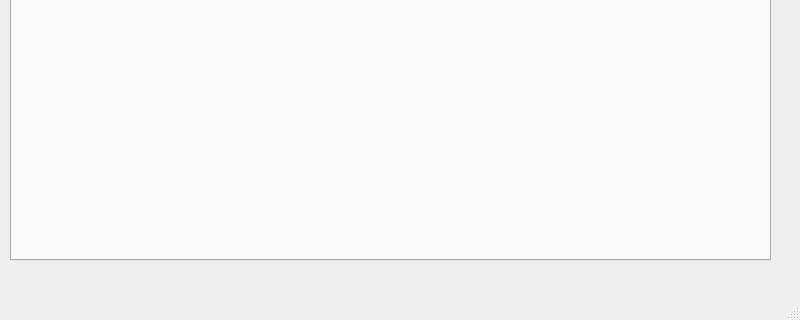
This is solutions/pyqt3.ui in petro-ew/test1 as Qt 5 draws it before an edit; both pictures show x 0 to 800 and y 280 to 600 of the 800 by 600 pixel window. The edited form follows.
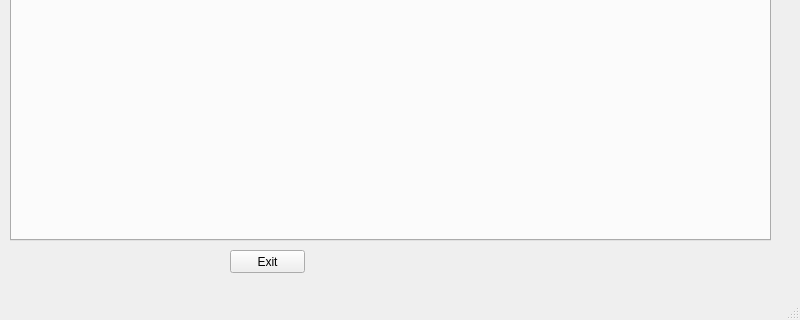
This is the edited form.

Commit message: pyqt3-start

Patch:
```diff
--- a/solutions/pyqt3.ui
+++ b/solutions/pyqt3.ui
@@ -20,7 +20,7 @@
       <x>10</x>
       <y>10</y>
       <width>761</width>
-      <height>531</height>
+      <height>511</height>
      </rect>
     </property>
     <property name="currentIndex">
@@ -95,6 +95,19 @@
      </widget>
     </widget>
    </widget>
+   <widget class="QPushButton" name="pushButton">
+    <property name="geometry">
+     <rect>
+      <x>230</x>
+      <y>530</y>
+      <width>75</width>
+      <height>23</height>
+     </rect>
+    </property>
+    <property name="text">
+     <string>Exit</string>
+    </property>
+   </widget>
   </widget>
   <widget class="QMenuBar" name="menubar">
    <property name="geometry">
```
The commit also changes 1 other file.
